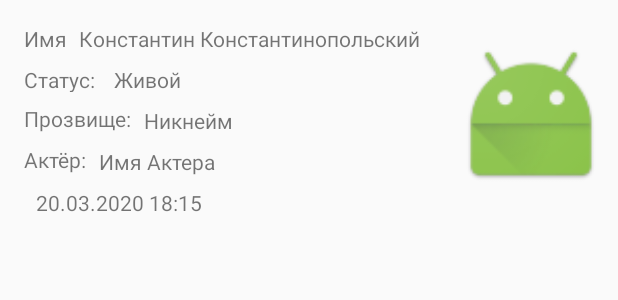
After one commit to Metgalos/breaking_bad_app, an Android app: the layout character_response_row.xml on its own in the app's theme, with its tools: preview values and no code run, on a phone screen of 412 x 824 dp. The commit adds this screen. Shown: the top 300 px of the screen. Run offline under Robolectric (Android 15) with nearby library versions, the phone set to English and light mode, and no system bars; Roboto replaces fonts that are not available here.

Commit message:
Пагинация элементов истории

```diff
--- a/app/src/main/java/com/example/breakingbadapp/di/component/AppComponent.kt
+++ b/app/src/main/java/com/example/breakingbadapp/di/component/AppComponent.kt
@@ -5,6 +5,8 @@ import com.example.breakingbadapp.presentationlayer.screen.main.MainActivity
 import com.example.breakingbadapp.presentationlayer.screen.main.MainPresenter
 import com.example.breakingbadapp.presentationlayer.screen.random.RandomCharacterFragment
 import com.example.breakingbadapp.presentationlayer.screen.random.RandomCharacterPresenter
+import com.example.breakingbadapp.presentationlayer.screen.randomhistory.RandomHistoryPresenter
+import com.example.breakingbadapp.presentationlayer.screen.randomhistory.adapter.RandomHistoryViewHolder
 import com.example.breakingbadapp.presentationlayer.screen.search.SearchQuotePresenter
 import dagger.Component
 import javax.inject.Singleton
@@ -21,9 +23,9 @@ import javax.inject.Singleton
 interface AppComponent {
     fun inject(mainActivity: MainActivity)
     fun inject(mainPresenter: MainPresenter)
-
     fun inject(randomCharacterFragment: RandomCharacterFragment)
     fun inject(randomCharacterPresenter: RandomCharacterPresenter)
-
     fun inject(searchQuotePresenter: SearchQuotePresenter)
+    fun inject(randomHistoryPresenter: RandomHistoryPresenter)
+    fun inject(randomHistoryViewHolder: RandomHistoryViewHolder)
 }
--- a/app/src/main/java/com/example/breakingbadapp/domainlayer/database/dao/CharacterResponseDao.kt
+++ b/app/src/main/java/com/example/breakingbadapp/domainlayer/database/dao/CharacterResponseDao.kt
@@ -8,8 +8,8 @@ import com.example.breakingbadapp.datalayer.entity.CharacterResponse
 @Dao
 interface CharacterResponseDao {
 
-    @Query("SELECT * FROM $TABLE_NAME ORDER BY datetime DESC")
-    fun getAll(): List<CharacterResponse>
+    @Query("SELECT * FROM $TABLE_NAME ORDER BY datetime DESC LIMIT :pageSize OFFSET (:page - 1) * :pageSize")
+    fun getPaged(page: Int, pageSize: Int): List<CharacterResponse>
 
     @Insert
     fun insert(character: CharacterResponse)
--- /dev/null
+++ b/app/src/main/res/layout/character_response_row.xml
@@ -0,0 +1,99 @@
+<?xml version="1.0" encoding="utf-8"?>
+<androidx.constraintlayout.widget.ConstraintLayout xmlns:android="http://schemas.android.com/apk/res/android"
+    xmlns:app="http://schemas.android.com/apk/res-auto"
+    xmlns:tools="http://schemas.android.com/tools"
+    android:layout_width="match_parent"
+    android:layout_height="wrap_content"
+    android:padding="@dimen/small_margin">
+
+    <TextView
+        android:id="@+id/name_label"
+        style="@style/character_response_row"
+        android:layout_width="wrap_content"
+        android:layout_height="wrap_content"
+        android:text="@string/name"
+        app:layout_constraintStart_toStartOf="parent"
+        app:layout_constraintTop_toTopOf="parent" />
+
+    <TextView
+        android:id="@+id/character_name"
+        style="@style/character_response_row"
+        android:layout_width="wrap_content"
+        android:layout_height="wrap_content"
+        app:layout_constraintBaseline_toBaselineOf="@+id/name_label"
+        app:layout_constraintStart_toEndOf="@+id/name_label"
+        tools:text="Константин Константинопольский" />
+
+    <TextView
+        android:id="@+id/status_label"
+        style="@style/character_response_row"
+        android:layout_width="52dp"
+        android:layout_height="18dp"
+        android:text="@string/random_character_status_label"
+        app:layout_constraintStart_toStartOf="parent"
+        app:layout_constraintTop_toBottomOf="@+id/name_label" />
+
+    <TextView
+        android:id="@+id/character_status"
+        style="@style/character_response_row"
+        android:layout_width="wrap_content"
+        android:layout_height="wrap_content"
+        app:layout_constraintStart_toEndOf="@+id/status_label"
+        app:layout_constraintTop_toBottomOf="@+id/character_name"
+        tools:text="Живой" />
+
+    <TextView
+        android:id="@+id/nickname_label"
+        style="@style/character_response_row"
+        android:layout_width="wrap_content"
+        android:layout_height="wrap_content"
+        android:text="@string/random_character_nickname_label"
+        app:layout_constraintStart_toStartOf="parent"
+        app:layout_constraintTop_toBottomOf="@+id/status_label" />
+
+    <TextView
+        android:id="@+id/character_nickname"
+        style="@style/character_response_row"
+        android:layout_width="wrap_content"
+        android:layout_height="wrap_content"
+        app:layout_constraintStart_toEndOf="@+id/nickname_label"
+        app:layout_constraintTop_toBottomOf="@+id/character_status"
+        tools:text="@string/random_character_nickname" />
+
+    <TextView
+        android:id="@+id/actor_label"
+        style="@style/character_response_row"
+        android:layout_width="wrap_content"
+        android:layout_height="wrap_content"
+        android:text="@string/random_character_actor_label"
+        android:textAlignment="textStart"
+        app:layout_constraintStart_toStartOf="parent"
+        app:layout_constraintTop_toBottomOf="@+id/nickname_label" />
+
+    <TextView
+        android:id="@+id/character_actor"
+        style="@style/character_response_row"
+        android:layout_width="wrap_content"
+        android:layout_height="wrap_content"
+        app:layout_constraintStart_toEndOf="@+id/actor_label"
+        app:layout_constraintTop_toBottomOf="@+id/character_nickname"
+        tools:text="@string/random_character_actor" />
+
+    <TextView
+        android:id="@+id/response_datetime"
+        style="@style/character_response_row"
+        android:layout_width="wrap_content"
+        android:layout_height="wrap_content"
+        app:layout_constraintStart_toStartOf="@+id/name_label"
+        app:layout_constraintTop_toBottomOf="@+id/character_actor"
+        tools:text="20.03.2020 18:15" />
+
+    <ImageView
+        android:id="@+id/character_picture"
+        android:layout_width="100dp"
+        android:layout_height="100dp"
+        app:layout_constraintBottom_toBottomOf="parent"
+        app:layout_constraintEnd_toEndOf="parent"
+        app:layout_constraintTop_toTopOf="parent"
+        app:srcCompat="@android:mipmap/sym_def_app_icon" />
+</androidx.constraintlayout.widget.ConstraintLayout>
--- a/app/src/main/res/menu/main_bottom_navigation.xml
+++ b/app/src/main/res/menu/main_bottom_navigation.xml
@@ -9,4 +9,8 @@
         android:id="@+id/search_quote"
         android:icon="@android:drawable/ic_menu_search"
         android:title="@string/search_quote" />
+    <item
+        android:id="@+id/random_character_history"
+        android:icon="@android:drawable/ic_menu_recent_history"
+        android:title="@string/random_character_history" />
 </menu>
--- a/app/src/main/res/values/strings.xml
+++ b/app/src/main/res/values/strings.xml
@@ -19,4 +19,5 @@
     <string name="quote_label">Цитата: </string>
     <string name="author_label">Автор: </string>
     <string name="quote_not_found">Цитат не найдено</string>
+    <string name="random_character_history">История случайных персонажей</string>
 </resources>
--- a/app/src/main/res/values/themes.xml
+++ b/app/src/main/res/values/themes.xml
@@ -29,4 +29,8 @@
     <style name="quote_list_element">
         <item name="android:layout_margin">@dimen/small_margin</item>
     </style>
+
+    <style name="character_response_row">
+        <item name="android:layout_margin">@dimen/small_margin</item>
+    </style>
 </resources>
--- a/build.gradle
+++ b/build.gradle
@@ -6,6 +6,7 @@ buildscript {
         dagger_version = "2.35"
         moxy_version = "1.7.0"
         lifecycle_version = "2.3.1"
+        paging_version = "3.0.0"
     }
     repositories {
         google()
```
Also changed, not shown: app/src/main/java/com/example/breakingbadapp/domainlayer/database/repository/CharacterResponseRepository.kt (+9 -13 lines), app/src/main/java/com/example/breakingbadapp/presentationlayer/base/AutoloadingAdapter.kt (added, +25 -0 lines), app/src/main/java/com/example/breakingbadapp/presentationlayer/screen/main/MainPresenter.kt (+9 -0 lines), app/src/main/java/com/example/breakingbadapp/presentationlayer/screen/random/RandomCharacterPresenter.kt (+8 -5 lines), app/src/main/java/com/example/breakingbadapp/presentationlayer/screen/randomhistory/RandomHistoryFragment.kt (added, +46 -0 lines), app/src/main/java/com/example/breakingbadapp/presentationlayer/screen/randomhistory/RandomHistoryPresenter.kt (added, +73 -0 lines), app/src/main/java/com/example/breakingbadapp/presentationlayer/screen/randomhistory/RandomHistoryView.kt (added, +11 -0 lines), app/src/main/java/com/example/breakingbadapp/presentationlayer/screen/randomhistory/adapter/RandomHistoryAdapter.kt (added, +17 -0 lines), app/src/main/java/com/example/breakingbadapp/presentationlayer/screen/randomhistory/adapter/RandomHistoryViewHolder.kt (added, +48 -0 lines), app/src/main/res/layout/fragment_random_history.xml (added, +13 -0 lines).
